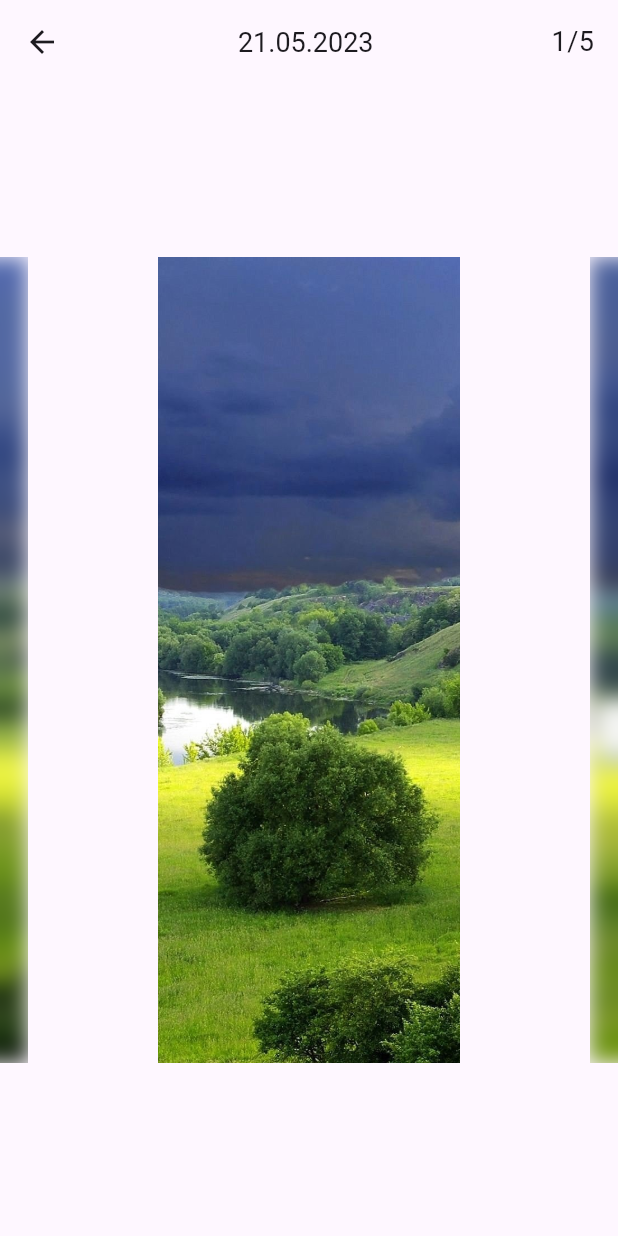
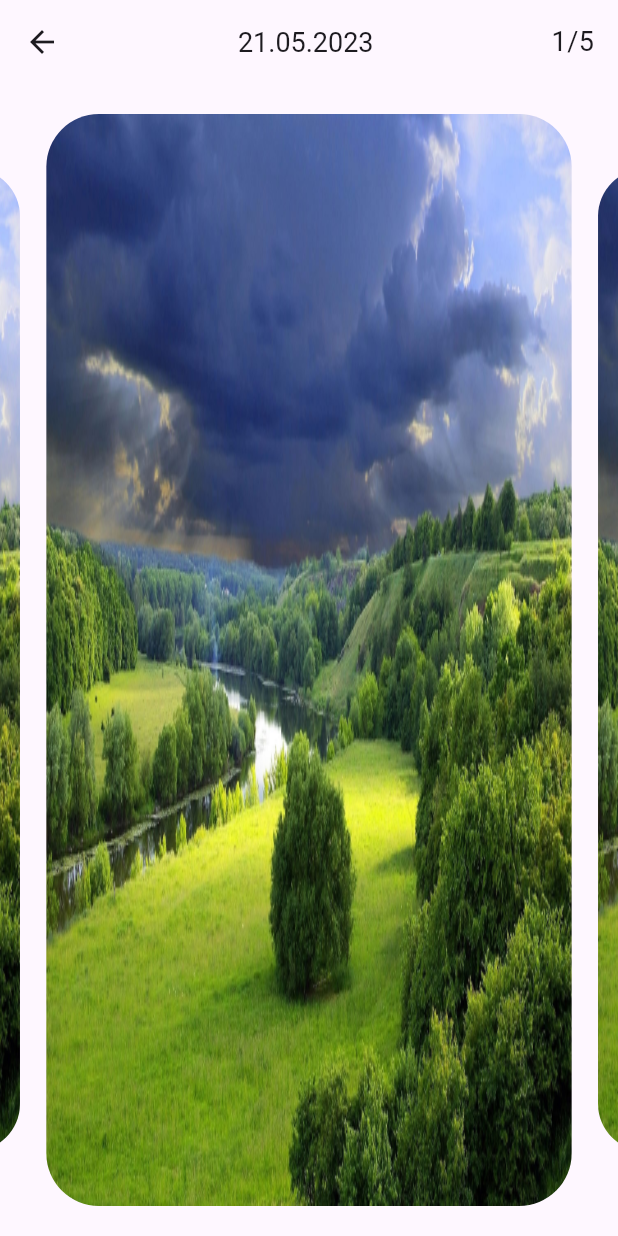
Before and after one commit to surfstudio/surf-flutter-summer-school-24, a Flutter app: the screen it shows after launch, on a phone screen of 412 x 824 dp. Run offline on Flutter 3.47's test engine with Material 3 defaults, Android fonts, the phone set to English and light mode, and no system bars; drawn by our look-alikes of carousel_slider; our stand-ins replace shared_preferences.

Commit message:
added image carousel screen

```diff
--- a/lib/imagecarousel.dart
+++ /dev/null
@@ -1,152 +0,0 @@
-import 'package:flutter/material.dart';
-import 'dart:ui' as ui;
-
-class ImageCarousel extends StatefulWidget {
-  const ImageCarousel({super.key});
-
-  @override
-  _ImageCarouselState createState() => _ImageCarouselState();
-}
-
-class _ImageCarouselState extends State<ImageCarousel> {
-  final List<String> _imagePaths = [
-    'assets/image1.jpg',
-    'assets/image2.jpg',
-    'assets/image3.jpg',
-    'assets/image4.jpg',
-    'assets/image5.jpg',
-  ];
-
-  final PageController _pageController = PageController(
-    viewportFraction: 0.7,
-  );
-
-  final ValueNotifier<int> _currentPageNotifier = ValueNotifier<int>(0);
-
-  @override
-  void initState() {
-    super.initState();
-
-    WidgetsBinding.instance.addPostFrameCallback((_) {
-      final int initialPage = _imagePaths.length * 100;
-      _pageController.jumpToPage(initialPage);
-    });
-
-    _pageController.addListener(() {
-      final page = _pageController.page;
-      if (page != null) {
-        final int newPage = (page.round() % _imagePaths.length + _imagePaths.length) % _imagePaths.length;
-        if (_currentPageNotifier.value != newPage) {
-          _currentPageNotifier.value = newPage;
-        }
-      }
-    });
-  }
-
-  @override
-  void dispose() {
-    _pageController.dispose();
-    _currentPageNotifier.dispose();
-    super.dispose();
-  }
-
-  @override
-  Widget build(BuildContext context) {
-    return Scaffold(
-      appBar: AppBar(
-        leading: IconButton(
-          icon: Icon(Icons.arrow_back),
-          onPressed: () {
-
-          },
-        ),
-        title: Center(
-          child: Text(
-            "21.05.2023",
-            style: TextStyle(
-              fontSize: 18,
-              fontFamily: 'Roboto',
-            ),
-          ),
-        ),
-        actions: [
-          ValueListenableBuilder<int>(
-            valueListenable: _currentPageNotifier,
-            builder: (context, currentPage, child) {
-              return Padding(
-                padding: EdgeInsets.symmetric(horizontal: 16.0),
-                child: Center(
-                  child: Text(
-                    "${currentPage + 1}/${_imagePaths.length}",
-                    style: TextStyle(
-                      fontSize: 18,
-                      fontFamily: 'Roboto',
-                    ),
-                  ),
-                ),
-              );
-            },
-          ),
-        ],
-        elevation: 0,
-      ),
-      body: PageView.builder(
-        controller: _pageController,
-        itemCount: null,
-        itemBuilder: (context, index) {
-          final adjustedIndex = index % _imagePaths.length;
-          return _buildPage(_imagePaths[adjustedIndex], adjustedIndex);
-        },
-        onPageChanged: (index) {
-          final adjustedIndex = index % _imagePaths.length;
-          _currentPageNotifier.value = adjustedIndex;
-        },
-      ),
-    );
-  }
-
-  Widget _buildPage(String imagePath, int index) {
-    return AnimatedBuilder(
-      animation: _pageController,
-      builder: (context, child) {
-        final page = _pageController.hasClients ? _pageController.page : null;
-
-        if (page == null) {
-          return Container();
-        }
-
-        final difference = (index - (page ?? 0)).abs();
-        final scale = (1 - difference * 0.3).clamp(0.7, 1.0);
-        final blur = (difference * 10).clamp(0.0, 10.0);
-
-        return Center(
-          child: Transform.scale(
-            scale: scale,
-            child: ClipRect(
-              child: Stack(
-                fit: StackFit.expand,
-                children: [
-                  Image.asset(
-                    imagePath,
-                    fit: BoxFit.cover,
-                  ),
-                  Positioned.fill(
-                    child: BackdropFilter(
-                      filter: ui.ImageFilter.blur(
-                        sigmaX: (index == _currentPageNotifier.value ? 0.0 : blur.toDouble()),
-                        sigmaY: (index == _currentPageNotifier.value ? 0.0 : blur.toDouble()),
-                      ),
-                      child: Container(
-                        color: Colors.transparent,
-                      ),
-                    ),
-                  ),
-                ],
-              ),
-            ),
-          ),
-        );
-      },
-    );
-  }
-}
--- a/lib/main.dart
+++ b/lib/main.dart
@@ -1,5 +1,5 @@
 import 'package:flutter/material.dart';
-import 'imagecarousel.dart';
+import 'screens/image_carousel_screen.dart';
 
 void main() {
   runApp(MyApp());
--- /dev/null
+++ b/lib/screens/image_carousel_screen.dart
@@ -0,0 +1,95 @@
+import 'package:flutter/material.dart';
+import 'package:carousel_slider/carousel_slider.dart';
+
+class ImageCarousel extends StatefulWidget {
+  const ImageCarousel({super.key});
+
+  @override
+  State<StatefulWidget> createState() => _ImageCarouselState();
+}
+
+class _ImageCarouselState extends State<ImageCarousel> {
+  final List<String> _imagePaths = [
+    'assets/image1.jpg',
+    'assets/image2.jpg',
+    'assets/image3.jpg',
+    'assets/image4.jpg',
+    'assets/image5.jpg',
+  ];
+  final int _allImages = 5;
+  final int _currentImage = 0;
+
+  @override
+  Widget build(BuildContext context) {
+    return Scaffold(
+      appBar: AppBar(
+        leading: IconButton(
+          icon: const Icon(Icons.arrow_back),
+          onPressed: () {},
+        ),
+        title: const Center(
+          child: Text(
+            "21.05.2023",
+            style: TextStyle(
+              fontSize: 18,
+              fontFamily: 'Roboto',
+            ),
+          ),
+        ),
+        actions: [
+          Padding(
+            padding: const EdgeInsets.symmetric(horizontal: 16.0),
+            child: Center(
+              child: Text(
+                "${_currentImage + 1}/$_allImages",
+                style: const TextStyle(
+                  fontSize: 18,
+                  fontFamily: 'Roboto',
+                ),
+              ),
+            ),
+          )
+        ],
+      ),
+      body: Center(
+        child: _CarouselSlider(_imagePaths, _currentImage, setState),
+      ),
+    );
+  }
+}
+
+class _CarouselSlider extends StatelessWidget {
+  int _currentImage;
+  final List<String> _imagePath;
+  final Function callback;
+  List<Container> images = [];
+
+  _CarouselSlider(this._imagePath, this._currentImage, this.callback) {
+    for (String path in _imagePath) {
+      this.images.add(Container(
+          child: Padding(
+              padding: EdgeInsets.symmetric(vertical: 20),
+              child: ClipRRect(
+                  borderRadius: BorderRadius.circular(35.0),
+                  child: Image.asset(
+                    path,
+                    fit: BoxFit.fill,
+                  )))));
+    }
+  }
+
+  @override
+  Widget build(BuildContext context) {
+    return CarouselSlider(
+      options: CarouselOptions(
+        height: 900,
+        enlargeCenterPage: true,
+        initialPage: 0,
+        enableInfiniteScroll: true,
+        enlargeFactor: 0.26,
+        viewportFraction: 0.85,
+      ),
+      items: images,
+    );
+  }
+}
--- a/pubspec.yaml
+++ b/pubspec.yaml
@@ -7,9 +7,12 @@ environment:
   sdk: '>=3.4.3 <4.0.0'
 
 dependencies:
+  carousel_slider: ^4.2.1
+  collection: ^1.18.0
   cupertino_icons: ^1.0.8
   flutter:
     sdk: flutter
+  shared_preferences: ^2.2.3
 
 dev_dependencies:
   flutter_test:
```
Also changed, not shown: lib/feature/theme/data/theme_repository.dart (added, +22 -0 lines), lib/feature/theme/di/theme_inherited.dart (added, +27 -0 lines), lib/feature/theme/domain/theme_controller.dart (added, +30 -0 lines), lib/feature/theme/ui/theme_builder.dart (added, +37 -0 lines), lib/storage/theme/theme_storage.dart (added, +40 -0 lines), lib/screens/main_screen.dart (added), pubspec.lock.
